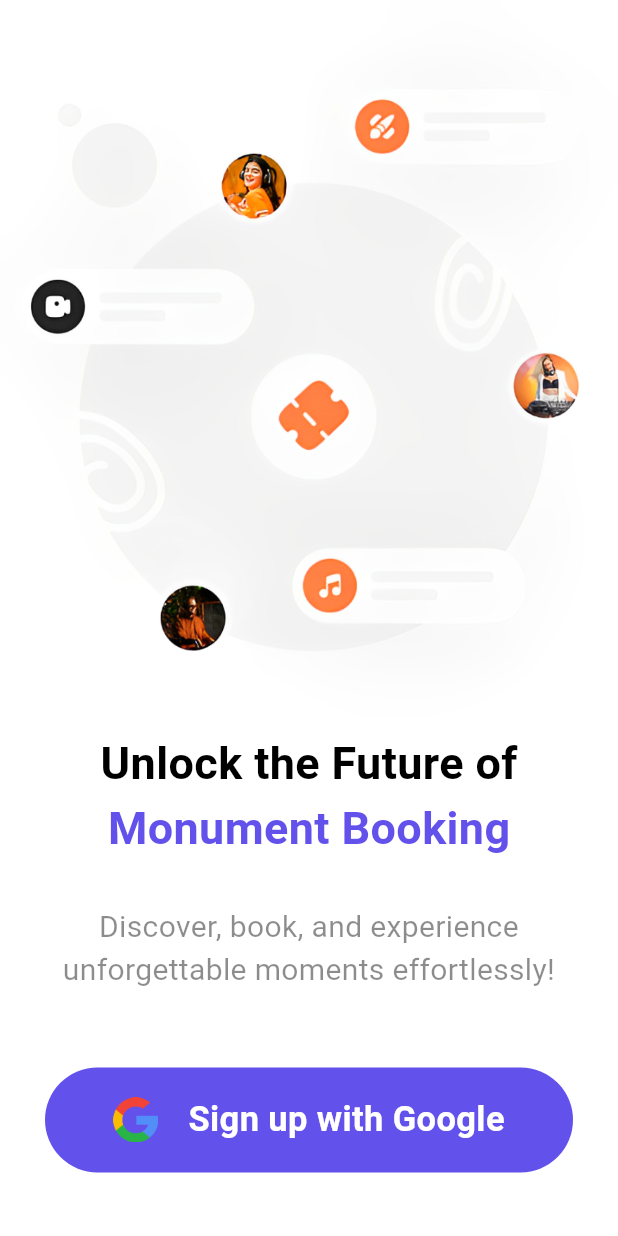
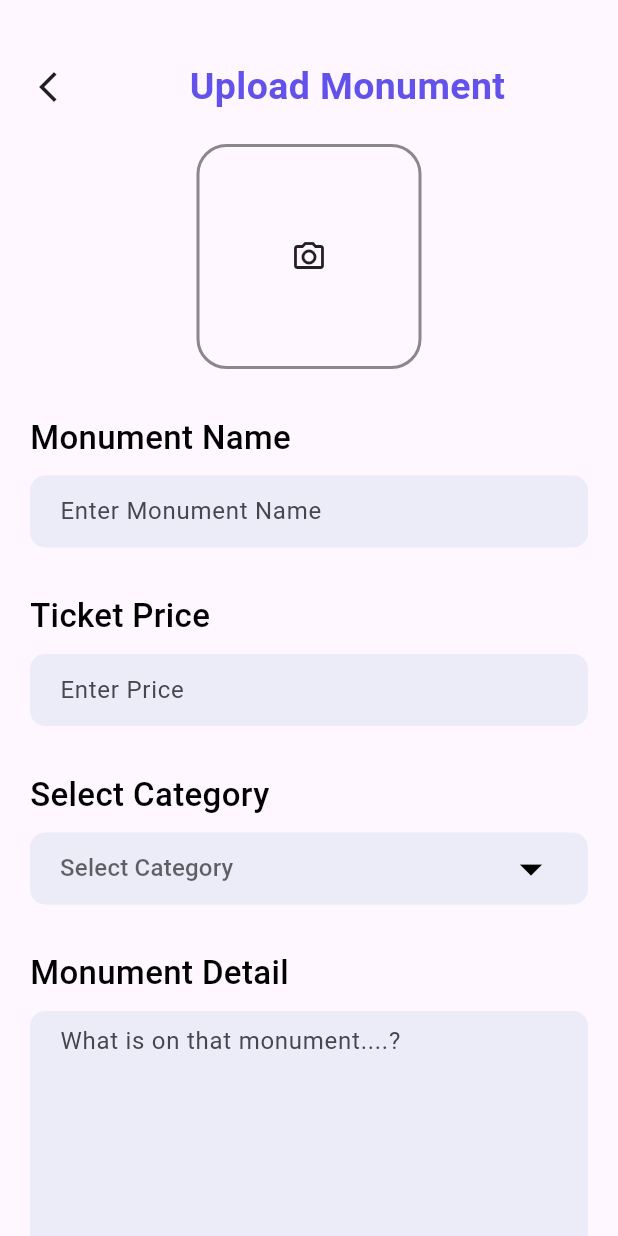
Before and after one commit to ryucraftz/monumentbookingapp, a Flutter app: the screen it shows after launch, on a phone screen of 412 x 824 dp. Run offline on Flutter 3.47's test engine with Material 3 defaults, Android fonts, the phone set to English and light mode, and no system bars; our stand-ins replace cloud_firestore, curved_navigation_bar, firebase_auth, firebase_core, firebase_storage, google_sign_in and 2 more; accounts and stored records are empty.

Commit message:
update_monument_successful

```diff
--- a/lib/main.dart
+++ b/lib/main.dart
@@ -1,6 +1,7 @@
 import 'package:flutter/material.dart';
 import 'package:firebase_core/firebase_core.dart'; // Import Firebase Core
 import 'package:firebase_auth/firebase_auth.dart'; // Import Firebase Auth
+import 'package:monumentbookingapp/pages/admin/upload_event.dart';
 import 'package:monumentbookingapp/pages/signup.dart'; // Assuming this is needed
 
 void main() async {
@@ -20,7 +21,7 @@ class MyApp extends StatelessWidget {
       theme: ThemeData(
         colorScheme: ColorScheme.fromSeed(seedColor: Colors.deepPurple),
       ),
-      home: SignUp(), // Set the initial screen to SignUp
+      home: UploadEvent(), // Set the initial screen to SignUp
     );
   }
 }
--- /dev/null
+++ b/lib/pages/admin/upload_event.dart
@@ -0,0 +1,271 @@
+import 'dart:io';
+
+import 'package:firebase_storage/firebase_storage.dart';
+import 'package:flutter/material.dart';
+import 'package:image_picker/image_picker.dart';
+import 'package:monumentbookingapp/services/database.dart';
+import 'package:random_string/random_string.dart';
+
+class UploadEvent extends StatefulWidget {
+  const UploadEvent({super.key});
+
+  @override
+  State<UploadEvent> createState() => _UploadEventState();
+}
+
+class _UploadEventState extends State<UploadEvent> {
+  TextEditingController namecontroller = TextEditingController();
+  TextEditingController pricecontroller = TextEditingController();
+  TextEditingController detailcontroller = TextEditingController();
+  final List<String> eventcategory = ["Cultural", "Natural", "Mixed"];
+  String? value;
+  final ImagePicker _picker = ImagePicker();
+  File? selectedImage;
+
+  Future getImage() async {
+    var image = await _picker.pickImage(source: ImageSource.gallery);
+    selectedImage = File(image!.path);
+    setState(() {});
+  }
+
+  @override
+  Widget build(BuildContext context) {
+    return Scaffold(
+      body: Container(
+        margin: const EdgeInsets.only(top: 40.0, left: 20, right: 20.0),
+        child: Column(
+          crossAxisAlignment: CrossAxisAlignment.start,
+          children: [
+            Row(
+              children: [
+                GestureDetector(
+                  onTap: () {
+                    Navigator.pop(context);
+                  },
+                  child: const Icon(Icons.arrow_back_ios_new_outlined),
+                ),
+                SizedBox(width: MediaQuery.of(context).size.width / 5.0),
+                const Text(
+                  "Upload Monument",
+                  style: TextStyle(
+                    color: Color(0xff6351ec),
+                    fontSize: 25.0,
+                    fontWeight: FontWeight.bold,
+                  ),
+                ),
+              ],
+            ),
+            const SizedBox(height: 20.0),
+            selectedImage != null
+                ? Center(
+                  child: ClipRRect(
+                    borderRadius: BorderRadius.circular(10),
+                    child: Image.file(selectedImage!, height: 150, width: 150,fit: BoxFit.cover,)),
+                )
+                : Center(
+                  child: GestureDetector(
+                    onTap: () {
+                      getImage();
+                    },
+                    child: Container(
+                      height: 150,
+                      width: 150,
+                      decoration: BoxDecoration(
+                        border: Border.all(color: Colors.black45, width: 2.0),
+                        borderRadius: BorderRadius.circular(20),
+                      ),
+                      child: const Icon(Icons.camera_alt_outlined),
+                    ),
+                  ),
+                ),
+            const SizedBox(height: 30.0),
+            const Text(
+              "Monument Name",
+              style: TextStyle(
+                color: Colors.black,
+                fontSize: 22.0,
+                fontWeight: FontWeight.w500,
+              ),
+            ),
+            const SizedBox(height: 10.0),
+            Container(
+              padding: const EdgeInsets.symmetric(horizontal: 20.0),
+              width: MediaQuery.of(context).size.width,
+              decoration: BoxDecoration(
+                color: const Color(0xffececf8),
+                borderRadius: BorderRadius.circular(10),
+              ),
+              child: TextField(
+                controller: namecontroller,
+                decoration: const InputDecoration(
+                  border: InputBorder.none,
+                  hintText: "Enter Monument Name",
+                ),
+              ),
+            ),
+            const SizedBox(height: 30.0),
+            const Text(
+              "Ticket Price",
+              style: TextStyle(
+                color: Colors.black,
+                fontSize: 22.0,
+                fontWeight: FontWeight.w500,
+              ),
+            ),
+            const SizedBox(height: 10.0),
+            Container(
+              padding: const EdgeInsets.symmetric(horizontal: 20.0),
+              width: MediaQuery.of(context).size.width,
+              decoration: BoxDecoration(
+                color: const Color(0xffececf8),
+                borderRadius: BorderRadius.circular(10),
+              ),
+              child: TextField(
+                controller: pricecontroller,
+                decoration: const InputDecoration(
+                  border: InputBorder.none,
+                  hintText: "Enter Price",
+                ),
+              ),
+            ),
+            const SizedBox(height: 30),
+            const Text(
+              "Select Category",
+              style: TextStyle(
+                color: Colors.black,
+                fontSize: 22.0,
+                fontWeight: FontWeight.w500,
+              ),
+            ),
+            const SizedBox(height: 10.0),
+            Container(
+              padding: const EdgeInsets.symmetric(horizontal: 20.0),
+              width: MediaQuery.of(context).size.width,
+              decoration: BoxDecoration(
+                color: const Color(0xffececf8),
+                borderRadius: BorderRadius.circular(10),
+              ),
+              child: DropdownButtonHideUnderline(
+                child: DropdownButton<String>(
+                  items:
+                      eventcategory
+                          .map(
+                            (item) => DropdownMenuItem(
+                              value: item,
+                              child: Text(
+                                item,
+                                style: const TextStyle(
+                                  fontSize: 18.0,
+                                  color: Colors.black,
+                                ),
+                              ),
+                            ),
+                          )
+                          .toList(),
+                  onChanged:
+                      (value) => setState(() {
+                        this.value = value;
+                      }),
+                  dropdownColor: Colors.white,
+                  hint: const Text("Select Category"),
+                  iconSize: 36,
+                  icon: const Icon(Icons.arrow_drop_down, color: Colors.black),
+                  value: value,
+                ),
+              ),
+            ),
+            const SizedBox(height: 30.0),
+            const Text(
+              "Monument Detail",
+              style: TextStyle(
+                color: Colors.black,
+                fontSize: 22.0,
+                fontWeight: FontWeight.w500,
+              ),
+            ),
+            const SizedBox(height: 10.0),
+            Container(
+              padding: const EdgeInsets.symmetric(horizontal: 20.0),
+              width: MediaQuery.of(context).size.width,
+              decoration: BoxDecoration(
+                color: const Color(0xffececf8),
+                borderRadius: BorderRadius.circular(10),
+              ),
+              child: TextField(
+                controller: detailcontroller,
+                maxLines: 6,
+                decoration: const InputDecoration(
+                  border: InputBorder.none,
+                  hintText: "What is on that monument....?",
+                ),
+              ),
+            ),
+            const SizedBox(height: 20.0),
+            Center(
+              child: GestureDetector(
+                onTap: () async {
+                  // String addId = randomAlphaNumeric(10);
+                  // Reference firebaseStorageRef = FirebaseStorage.instance
+                  //     .ref()
+                  //     .child("blogImages")
+                  //     .child(addId);
+
+                  // final UploadTask task = firebaseStorageRef.putFile(
+                  //   selectedImage!,
+                  // );
+
+                  // var downloadUrl = await (await task).ref.getDownloadURL();
+                  String id = randomAlphaNumeric(10);
+
+                  Map<String, dynamic> uploadevent = {
+                    "Image": "",
+                    "Name": namecontroller.text,
+                    "Price": pricecontroller.text,
+                    "Category": value,
+                    "Detail": detailcontroller.text,
+                  };
+                  await DatabaseMethods().addEvent(uploadevent, id).then((
+                    value,
+                  ) {
+                    ScaffoldMessenger.of(context).showSnackBar(
+                      SnackBar(
+                        backgroundColor: Colors.green,
+                        content: Text(
+                          "Monument Uploaded Successfully!!",
+                          style: TextStyle(fontSize: 20.0),
+                        ),
+                      ),
+                    );
+                    setState(() {
+                      namecontroller.text = "";
+                      pricecontroller.text = "";
+                      detailcontroller.text = "";
+                    });
+                  });
+                },
+                child: Container(
+                  height: 50,
+                  decoration: BoxDecoration(
+                    color: const Color(0xff6351ec),
+                    borderRadius: BorderRadius.circular(10),
+                  ),
+                  width: 200,
+                  child: const Center(
+                    child: Text(
+                      "Upload",
+                      style: TextStyle(
+                        color: Colors.white,
+                        fontSize: 22.0,
+                        fontWeight: FontWeight.bold,
+                      ),
+                    ),
+                  ),
+                ),
+              ),
+            ),
+          ],
+        ),
+      ),
+    );
+  }
+}
--- a/lib/services/database.dart
+++ b/lib/services/database.dart
@@ -7,4 +7,11 @@ class DatabaseMethods {
         .doc(id)
         .set(userInfoMap);
   }
+
+  Future addEvent(Map<String, dynamic> userInfoMap, String id) async {
+    return await FirebaseFirestore.instance
+        .collection("Event")
+        .doc(id)
+        .set(userInfoMap);
+  }
 }
```
